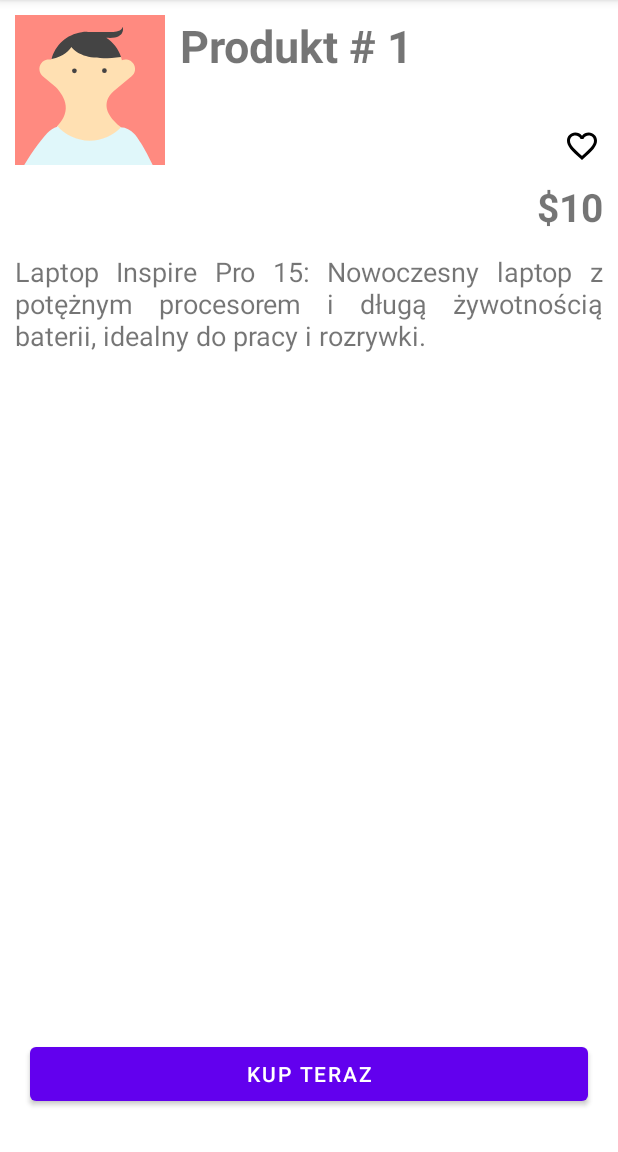
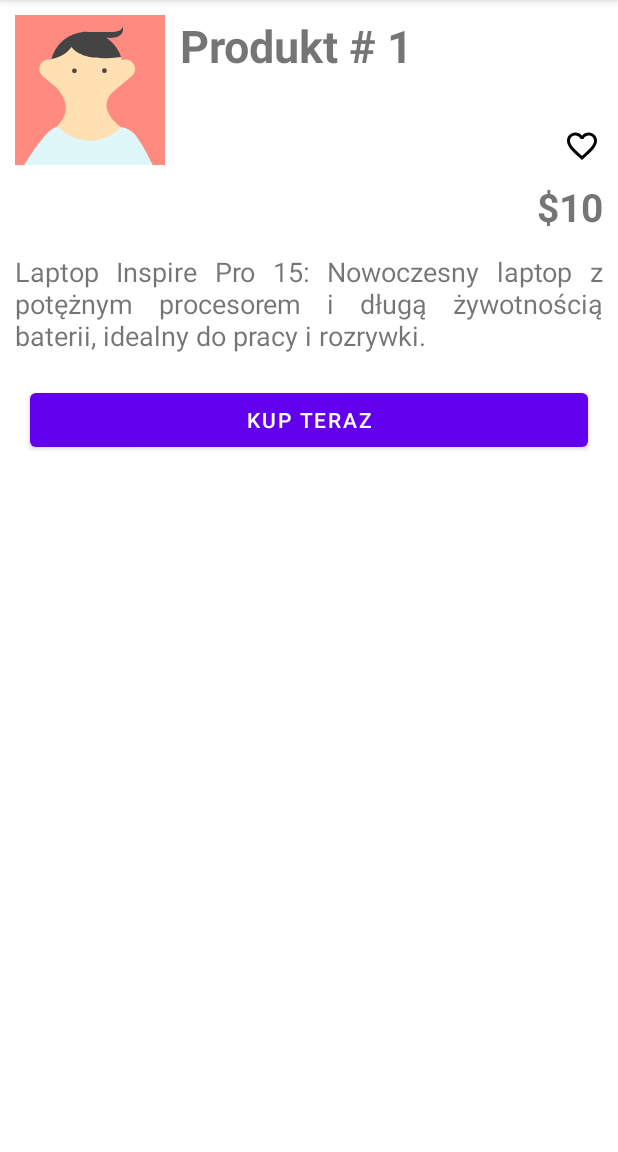
Before and after one commit to wdziwinska/OnlineShopApp_Frontend, an Android app: the screen it shows after launch (ItemDetailActivity), after a tap on an icon or button, on a phone screen of 412 x 824 dp, the part 84-1236 px from its top. Run offline under Robolectric (Android 15) with nearby library versions, the phone set to English and light mode, and no system bars; our stand-ins replace navigation-ui; 1 statement that could not run was skipped.

Commit message:
Added scrolling and removed logging in with google

```diff
--- a/app/src/main/java/com/example/onlineshopapp_frontend/ui/authentication/view/LoginActivity.kt
+++ b/app/src/main/java/com/example/onlineshopapp_frontend/ui/authentication/view/LoginActivity.kt
@@ -22,7 +22,6 @@ class LoginActivity : AppCompatActivity(), View.OnClickListener, View.OnFocusCha
         mBinding.passwordTextInputEditText.onFocusChangeListener = this
         mBinding.passwordTextInputEditText.setOnKeyListener(this)
         mBinding.loginButton.onFocusChangeListener = this
-        mBinding.loginWithGoogleButton.onFocusChangeListener = this
         mBinding.registerButton.onFocusChangeListener = this
 
         mBinding.registerButton.setOnClickListener {
--- a/app/src/main/res/layout/activity_item_detail.xml
+++ b/app/src/main/res/layout/activity_item_detail.xml
@@ -1,10 +1,14 @@
 <?xml version="1.0" encoding="utf-8"?>
-<androidx.constraintlayout.widget.ConstraintLayout
-    xmlns:android="http://schemas.android.com/apk/res/android"
+
+<ScrollView xmlns:android="http://schemas.android.com/apk/res/android"
     xmlns:app="http://schemas.android.com/apk/res-auto"
     xmlns:tools="http://schemas.android.com/tools"
     android:layout_width="match_parent"
-    android:layout_height="match_parent"
+    android:layout_height="match_parent">
+
+    <androidx.constraintlayout.widget.ConstraintLayout
+        android:layout_width="match_parent"
+        android:layout_height="wrap_content"
         tools:context=".ui.main_page.ItemDetailActivity">
 
         <ImageView
@@ -20,8 +24,8 @@
             android:layout_width="wrap_content"
             android:layout_height="wrap_content"
             android:layout_margin="10dp"
+            android:textSize="30sp"
             android:textStyle="bold"
-        android:textSize="30sp"
             app:layout_constraintStart_toEndOf="@id/itemImageView"
             app:layout_constraintTop_toTopOf="parent"
             tools:text="Item Name" />
@@ -30,12 +34,13 @@
             android:id="@+id/cbFav"
             android:layout_width="wrap_content"
             android:layout_height="wrap_content"
+            android:button="@drawable/selector_wishlist_item"
             android:gravity="bottom|right"
-        android:button="@drawable/selector_wishlist_item"
             app:layout_constraintBottom_toTopOf="@+id/priceTextView"
             app:layout_constraintEnd_toEndOf="parent"
             app:layout_constraintTop_toBottomOf="@+id/nameTextView"
-        app:useMaterialThemeColors="false" />
+            app:useMaterialThemeColors="false"
+            tools:ignore="RtlHardcoded" />
 
         <TextView
             android:id="@+id/priceTextView"
@@ -43,11 +48,12 @@
             android:layout_height="wrap_content"
             android:layout_margin="10dp"
             android:gravity="right"
+            android:textSize="26sp"
             android:textStyle="bold"
-        android:textSize="26sp"
             app:layout_constraintBottom_toTopOf="@+id/descriptionTextView"
             app:layout_constraintStart_toStartOf="parent"
             app:layout_constraintTop_toBottomOf="@+id/itemImageView"
+            tools:ignore="RtlHardcoded"
             tools:text="Price $ 45" />
 
         <TextView
@@ -55,10 +61,10 @@
             android:layout_width="match_parent"
             android:layout_height="wrap_content"
             android:layout_marginLeft="10dp"
+            android:layout_marginTop="13dp"
             android:layout_marginRight="10dp"
-        android:layout_marginTop="13dp"
-        android:textSize="18dp"
             android:justificationMode="inter_word"
+            android:textSize="18sp"
             app:layout_constraintEnd_toEndOf="parent"
             app:layout_constraintStart_toStartOf="parent"
             app:layout_constraintTop_toBottomOf="@id/priceTextView"
@@ -68,10 +74,10 @@
             android:id="@+id/buttonBuyNow"
             android:layout_width="0dp"
             android:layout_height="wrap_content"
-        android:layout_marginLeft="20dp"
-        android:layout_marginRight="20dp"
+            android:layout_marginHorizontal="20dp"
+            android:layout_marginTop="20dp"
             android:gravity="center"
-        android:text="Kup teraz"
+            android:text="@string/kup_teraz"
             app:layout_constraintBottom_toBottomOf="parent"
             app:layout_constraintEnd_toEndOf="parent"
             app:layout_constraintHorizontal_bias="0.4"
@@ -80,3 +86,4 @@
             app:layout_constraintVertical_bias="0.942" />
 
     </androidx.constraintlayout.widget.ConstraintLayout>
+</ScrollView>
--- a/app/src/main/res/values-night/strings.xml
+++ b/app/src/main/res/values-night/strings.xml
@@ -11,4 +11,5 @@
     <string name="cena_produktu">Cena produktu</string>
     <string name="dodaj">Dodaj</string>
     <string name="wybierz_zdjecie">Wybierz zdjęcie</string>
+    <string name="kup_teraz">Kup teraz</string>
 </resources>
--- a/app/src/main/res/values-w600dp/strings.xml
+++ b/app/src/main/res/values-w600dp/strings.xml
@@ -11,4 +11,5 @@
     <string name="cena_produktu">Cena produktu</string>
     <string name="dodaj">Dodaj</string>
     <string name="wybierz_zdjecie">Wybierz zdjęcie</string>
+    <string name="kup_teraz">Kup teraz</string>
 </resources>
--- a/app/src/main/res/values-w936dp/strings.xml
+++ b/app/src/main/res/values-w936dp/strings.xml
@@ -11,4 +11,5 @@
     <string name="cena_produktu">Cena produktu</string>
     <string name="dodaj">Dodaj</string>
     <string name="wybierz_zdjecie">Wybierz zdjęcie</string>
+    <string name="kup_teraz">Kup teraz</string>
 </resources>
--- a/app/src/main/res/values/strings.xml
+++ b/app/src/main/res/values/strings.xml
@@ -34,4 +34,5 @@
     <string name="cena_produktu">Cena produktu</string>
     <string name="dodaj">Dodaj</string>
     <string name="wybierz_zdjecie">Wybierz zdjęcie</string>
+    <string name="kup_teraz">Kup teraz</string>
 </resources>
```
Also changed, not shown: app/src/main/res/layout/activity_login.xml (+0 -14 lines), app/src/main/res/layout/admin_panel.xml (+12 -13 lines), app/src/main/res/layout/fragment_favourites.xml (+11 -3 lines). Lines whose indentation alone changed are shown as unchanged.
